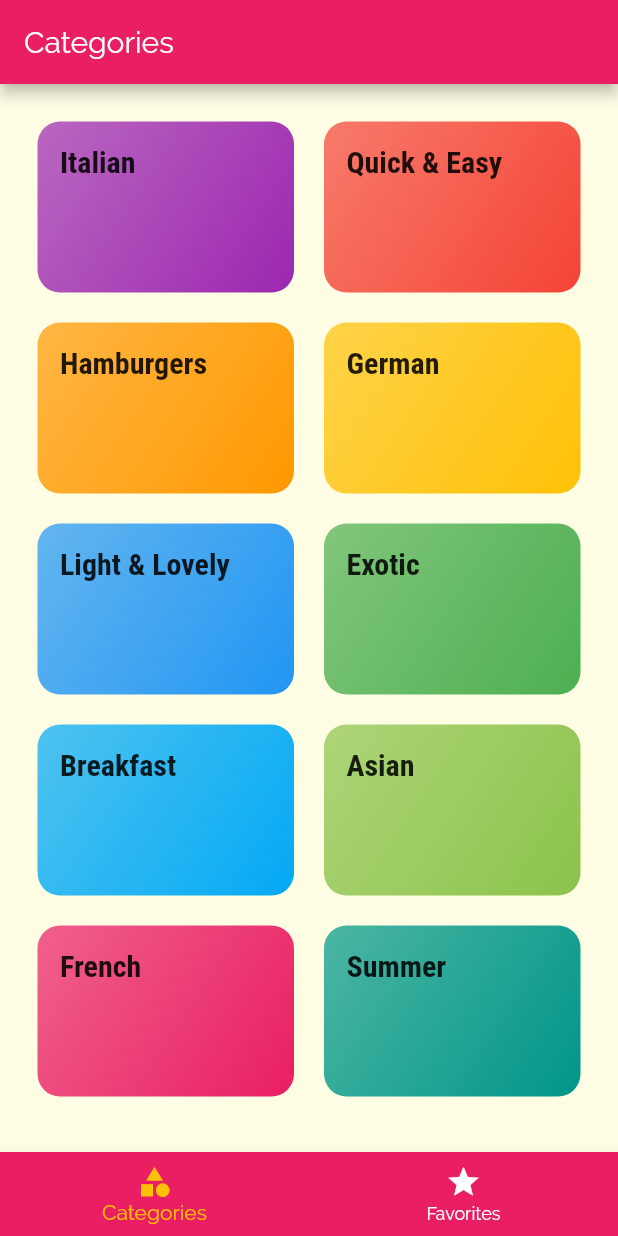
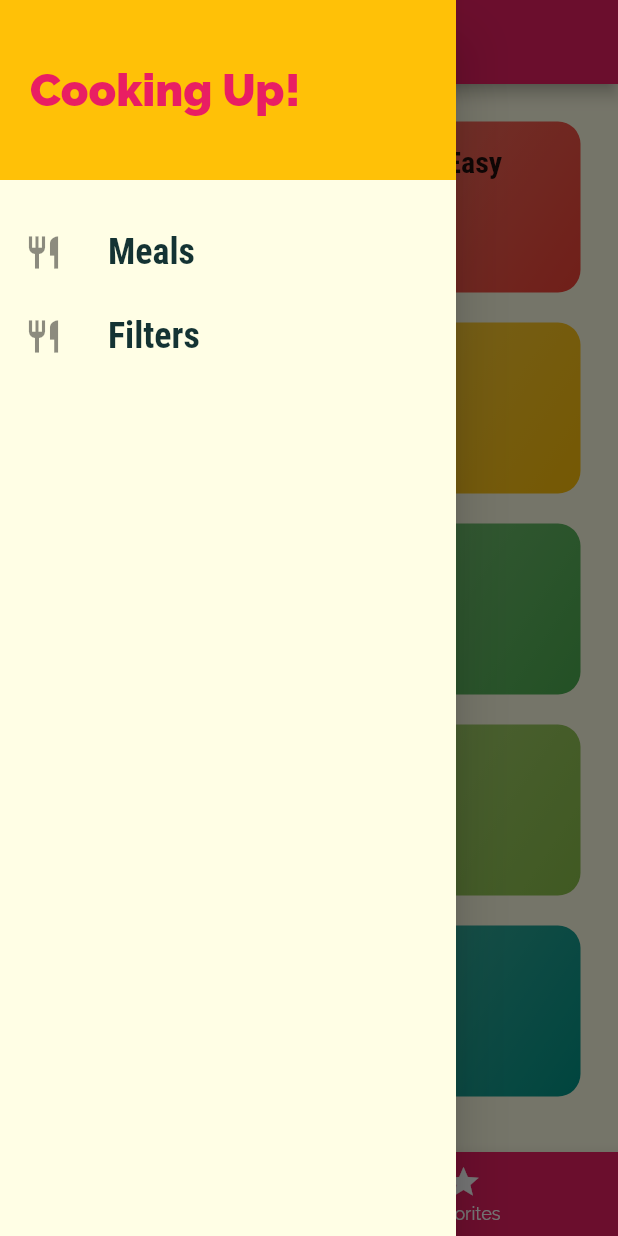
Before and after one commit to ahamzatariq/meals_app, a Flutter app: the screen it shows after launch, with the side drawer open (before the commit the screen has no drawer), on a phone screen of 412 x 824 dp. Run offline on Flutter 3.47's test engine with Material 2 defaults, Android fonts, the phone set to English and light mode, and no system bars.

Commit message:
~Meals App~ - Drawer implemented
New concepts:
+ Scaffold( drawer: Drawer() )
+ Drawer()
+ alignment : Alignment.centerLeft

```diff
--- a/lib/screens/tabs_screen.dart
+++ b/lib/screens/tabs_screen.dart
@@ -1,5 +1,6 @@
 import 'package:flutter/material.dart';
 import 'package:meals_app/screens/categories_screen.dart';
+import 'package:meals_app/widgets/main_drawer.dart';
 
 import 'favorites_screen.dart';
 
@@ -27,6 +28,7 @@ class _TabsScreenState extends State<TabsScreen> {
       appBar: AppBar(
         title: Text(_pages[_selectedPageIndex]['title']),
       ),
+      drawer: MainDrawer(),
       body: _pages[_selectedPageIndex]['page'],
       bottomNavigationBar: BottomNavigationBar(
         onTap: _selectPage,
--- /dev/null
+++ b/lib/widgets/main_drawer.dart
@@ -0,0 +1,49 @@
+import 'package:flutter/material.dart';
+
+class MainDrawer extends StatelessWidget {
+
+  Widget buildListTile(String title, IconData icon) {
+    return ListTile(
+      leading: Icon(
+        Icons.restaurant,
+        size: 26,
+      ),
+      title: Text(
+        title,
+        style: TextStyle(
+            fontFamily: 'RobotoCondensed',
+            fontSize: 24,
+            fontWeight: FontWeight.bold),
+      ),
+    );
+  }
+
+  @override
+  Widget build(BuildContext context) {
+    return Drawer(
+      child: Column(
+        children: <Widget>[
+          Container(
+            height: 120,
+            width: double.infinity,
+            padding: EdgeInsets.all(20),
+            alignment: Alignment.centerLeft,
+            color: Theme.of(context).accentColor,
+            child: Text(
+              'Cooking Up!',
+              style: TextStyle(
+                  fontWeight: FontWeight.w900,
+                  fontSize: 30,
+                  color: Theme.of(context).primaryColor),
+            ),
+          ),
+          SizedBox(
+            height: 20,
+          ),
+          buildListTile('Meals', Icons.restaurant),
+          buildListTile('Filters', Icons.settings),
+        ],
+      ),
+    );
+  }
+}
```
